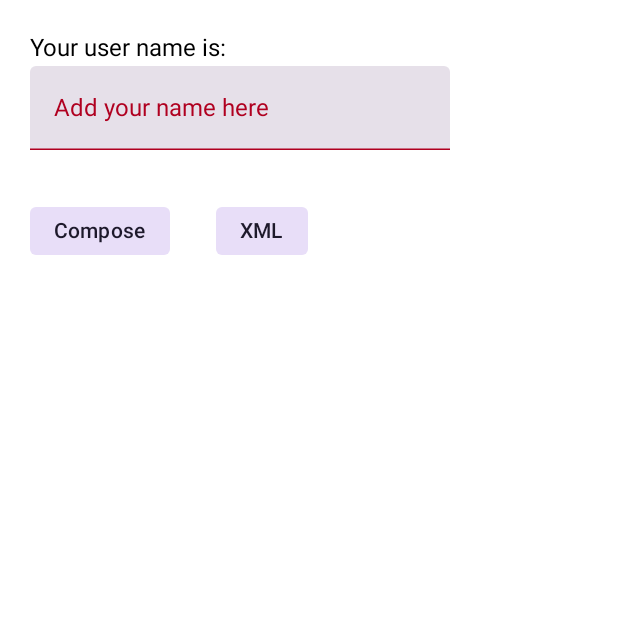
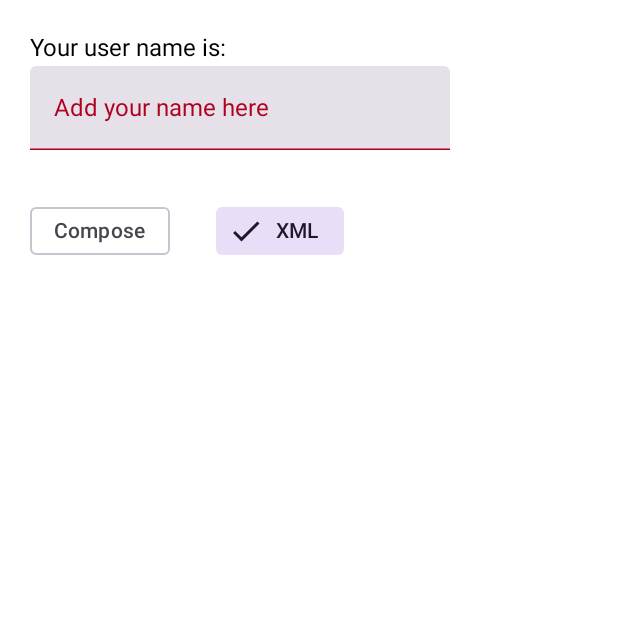
Before and after one commit to pedro-donoso/scaffoldCompose, an Android app built with Jetpack Compose: the composable SettingScreen shown on its own in the app's theme, after a tap on "XML", on a phone screen of 412 x 824 dp, the top half of it. Run offline under Robolectric (Android 15) with nearby library versions, the phone set to English and light mode, and no system bars; 1 other tap on this screen came first.

Commit message:
marco solo una seleccion

```diff
--- a/app/src/main/java/com/example/material3app/components/SettingScreen.kt
+++ b/app/src/main/java/com/example/material3app/components/SettingScreen.kt
@@ -1,12 +1,16 @@
 package com.example.material3app.components
 
+import androidx.compose.animation.AnimatedVisibility
 import androidx.compose.foundation.layout.Arrangement
 import androidx.compose.foundation.layout.Column
 import androidx.compose.foundation.layout.Row
 import androidx.compose.foundation.layout.Spacer
 import androidx.compose.foundation.layout.height
 import androidx.compose.foundation.layout.padding
+import androidx.compose.material.icons.Icons
+import androidx.compose.material.icons.filled.Done
 import androidx.compose.material3.FilterChip
+import androidx.compose.material3.Icon
 import androidx.compose.material3.Text
 import androidx.compose.material3.TextField
 import androidx.compose.runtime.Composable
@@ -56,37 +60,42 @@ fun SettingScreen() {
 
         Spacer(modifier = Modifier.height(30.dp))
 
-        var composeSelected by remember {
-            mutableStateOf(false)
-        }
-
-        var xmlSelected by remember {
-            mutableStateOf(false)
+        var selectedOption by remember {
+            mutableStateOf("")
         }
 
         Row {
             FilterChip(
-                selected = composeSelected,
+                selected = selectedOption == "Compose",
                 onClick = {
-                    composeSelected = !composeSelected
+                    selectedOption = "Compose"
                 },
                 label = {
                     Text(text = "Compose")
+                },
+                leadingIcon = {
+                    AnimatedVisibility(visible = selectedOption == "Compose") {
+                        Icon(imageVector = Icons.Filled.Done, contentDescription = null)
+                    }
                 }
             )
 
             Spacer(modifier = Modifier.padding(15.dp))
 
             FilterChip(
-                selected = xmlSelected,
+                selected = selectedOption == "XML",
                 onClick = {
-                    xmlSelected = !xmlSelected
+                    selectedOption = "XML"
                 },
                 label = {
                     Text(text = "XML")
+                },
+                leadingIcon = {
+                    AnimatedVisibility(visible = selectedOption == "XML") {
+                        Icon(imageVector = Icons.Filled.Done, contentDescription = null)
+                    }
                 }
             )
         }
-
     }
 }
--- a/gradle/libs.versions.toml
+++ b/gradle/libs.versions.toml
@@ -15,6 +15,7 @@ navigationFragmentKtx = "2.7.7"
 androidx-core-ktx = { group = "androidx.core", name = "core-ktx", version.ref = "coreKtx" }
 androidx-navigation-fragment-ktx = { module = "androidx.navigation:navigation-fragment-ktx", version.ref = "navigationFragmentKtx" }
 androidx-navigation-ui-ktx = { module = "androidx.navigation:navigation-ui-ktx", version.ref = "navigationFragmentKtx" }
+androidx-x-6-3 = { module = "androidx.compose.material-icons-extended:1.6.3" }
 coil-compose = { module = "io.coil-kt:coil-compose", version.ref = "coilCompose" }
 junit = { group = "junit", name = "junit", version.ref = "junit" }
 androidx-junit = { group = "androidx.test.ext", name = "junit", version.ref = "junitVersion" }
```
Also changed, not shown: app/build.gradle.kts (line endings or trailing spaces).
